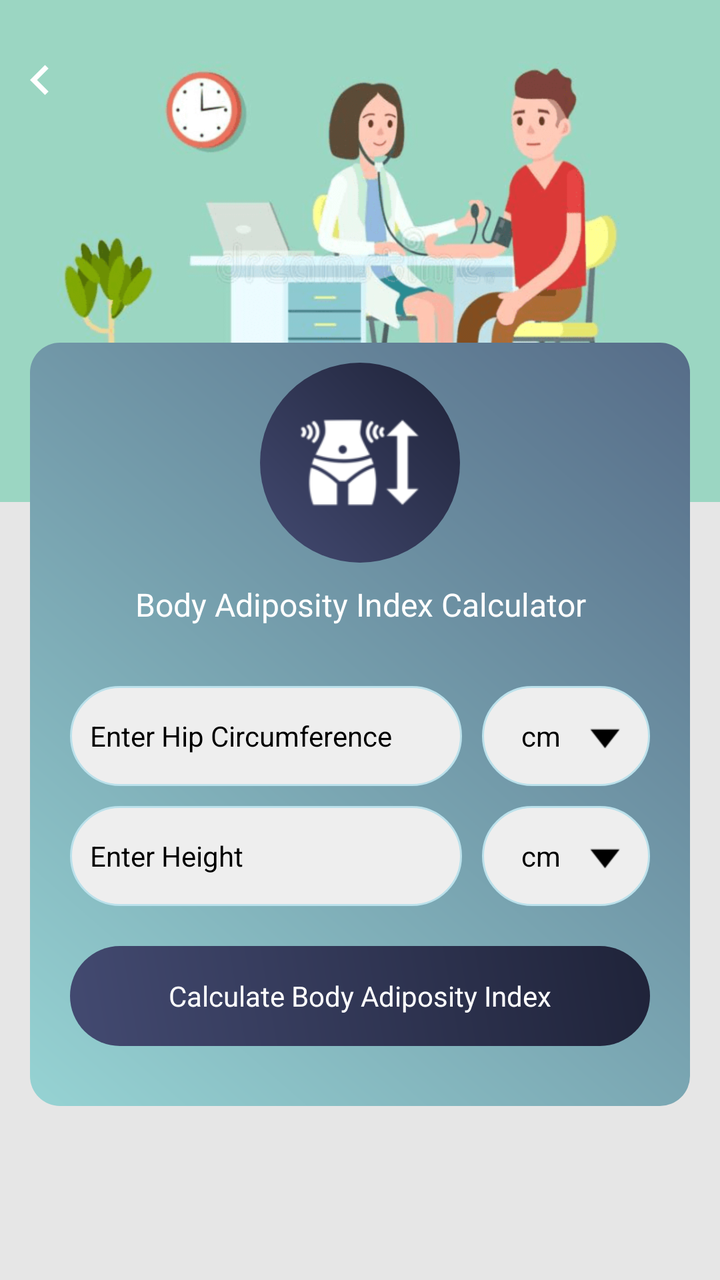
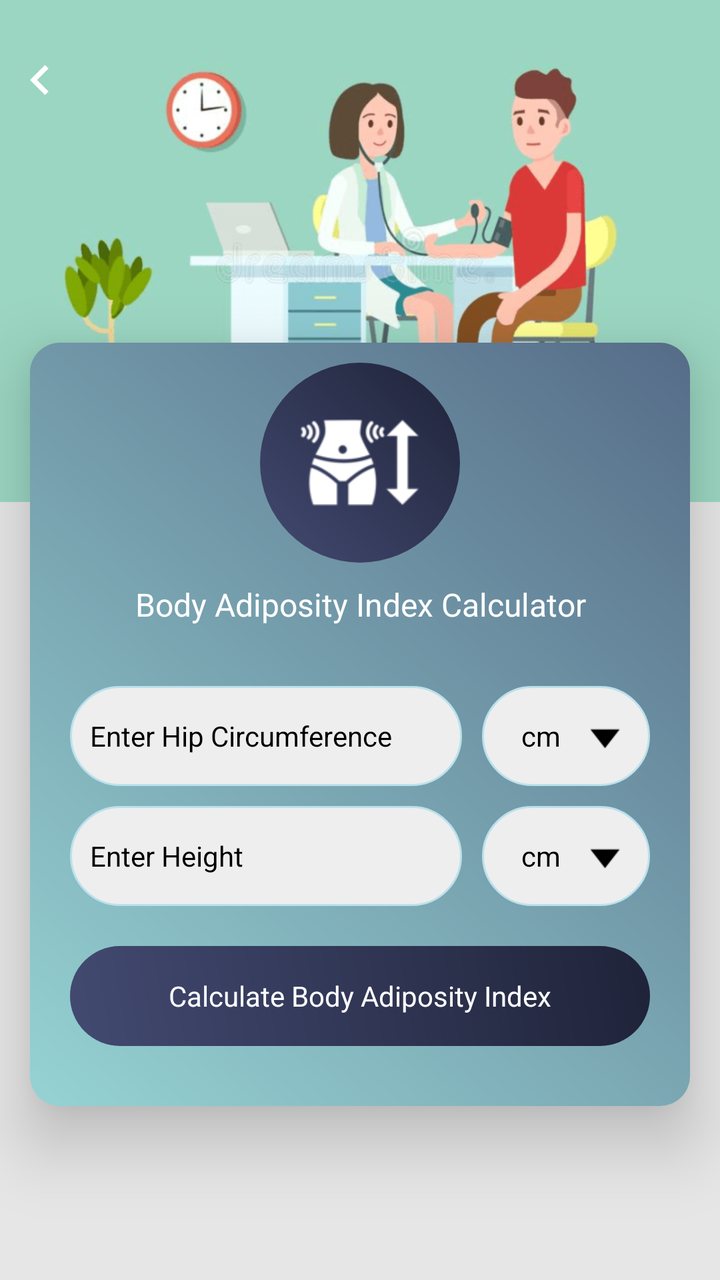

Before-and-after screenshots of an Android layout around one commit, followed by the original layout XML and the change that was made.
<!-- AndroidManifest.xml: application theme AppTheme -->
<!-- res/layout/body_adopisity_index.xml -->
<?xml version="1.0" encoding="utf-8"?>
<RelativeLayout xmlns:android="http://schemas.android.com/apk/res/android"
    xmlns:aapt="http://schemas.android.com/aapt"
    xmlns:app="http://schemas.android.com/apk/res-auto"
    android:layout_width="match_parent"
    android:layout_height="match_parent"
    android:background="@color/gray_color"
    android:orientation="vertical">



    <RelativeLayout
        android:id="@+id/banner"
        android:layout_width="match_parent"
        android:layout_height="wrap_content"
        android:background="@mipmap/calculator_banner_2">

    </RelativeLayout>
    <ImageView
        android:id="@+id/iv_back"
        android:layout_width="40dp"
        android:layout_height="40dp"
        android:layout_alignParentLeft="true"
        android:layout_alignParentTop="true"
        android:layout_marginTop="20dp"
        android:padding="5dp"
        android:src="@drawable/ic_chevron_left_white_24dp" />



    <LinearLayout
        android:id="@+id/cardviewone"
        android:layout_marginBottom="60dp"
        android:layout_width="match_parent"
        android:layout_height="wrap_content"
        android:layout_marginLeft="@dimen/text_15"
        android:layout_below="@+id/banner"
        android:layout_marginTop="-80dp"
        android:layout_marginRight="@dimen/text_15"
        android:orientation="horizontal"
        android:background="@drawable/a2_grad_black"
        app:cardElevation="20dip">



    <ScrollView
        android:layout_width="match_parent"
        android:layout_height="wrap_content"
        android:layout_above="@+id/normal_ad_include"
        android:layout_below="@+id/tv_body_adopisity_index">

        <LinearLayout
            android:layout_width="match_parent"
            android:layout_height="wrap_content"
            android:layout_marginBottom="10dp"
            android:orientation="vertical">


            <RelativeLayout
                android:layout_width="match_parent"
                android:layout_above="@+id/cardviewone"
                android:layout_marginTop="10dp"

                android:layout_height="wrap_content">
                <RelativeLayout
                    android:id="@+id/rel12"
                    android:layout_width="100dp"
                    android:layout_centerInParent="true"
                    android:background="@drawable/a3_grad"
                    android:layout_height="100dp">

                    <ImageView
                        android:id="@+id/iv_body_adopisity_index"
                        android:layout_width="60dp"
                        android:layout_height="60dp"
                        android:layout_centerHorizontal="true"
                        android:layout_centerInParent="true"
                        android:src="@drawable/img_body_adiposity_index" />
                </RelativeLayout>
            </RelativeLayout>


            <TextView
                android:id="@+id/tv_body_adopisity_index"
                android:layout_width="match_parent"
                android:layout_height="wrap_content"
                android:layout_below="@+id/rel12"
                android:textAlignment="center"
                android:layout_centerHorizontal="true"
                android:layout_margin="10dp"
                android:text="@string/bai_title"
                android:textColor="@color/white"
                android:textSize="@dimen/textsize_16" />

            <LinearLayout
                android:id="@+id/ll_bmi"
                android:layout_width="match_parent"
                android:layout_height="wrap_content"
                android:layout_centerInParent="true"
                android:layout_margin="20dp"
                android:orientation="vertical">

                <LinearLayout
                    android:layout_width="match_parent"
                    android:layout_height="wrap_content"
                    android:layout_centerInParent="true"
                    android:orientation="horizontal"
                    android:weightSum="10">

                    <EditText
                        android:id="@+id/et_weight"
                        android:layout_width="0dp"
                        android:layout_height="50dp"
                        android:layout_weight="7"
                        android:background="@drawable/corner2"
                        android:hint="@string/enter_hip"
                        android:imeOptions="actionPrevious"
                        android:inputType="numberDecimal"
                        android:paddingLeft="10dp"
                        android:textColor="@color/black"
                        android:textColorHint="@color/black"
                        android:textSize="@dimen/textsize_14" />

                    <TextView
                        android:id="@+id/tv_weightunit"
                        android:layout_width="0dp"
                        android:layout_height="match_parent"
                        android:layout_marginLeft="10dp"
                        android:layout_weight="3"
                        android:background="@drawable/corner2"
                        android:drawableRight="@mipmap/down"
                        android:gravity="center"
                        android:padding="10dp"
                        android:paddingLeft="10dp"
                        android:text="@string/cm"
                        android:textColor="@color/black"
                        android:textColorHint="@color/black"
                        android:textSize="@dimen/textsize_14" />
                </LinearLayout>

                <LinearLayout
                    android:layout_width="match_parent"
                    android:layout_height="wrap_content"
                    android:layout_centerInParent="true"
                    android:layout_marginTop="10dp"
                    android:orientation="horizontal"
                    android:weightSum="10">

                    <EditText
                        android:id="@+id/et_height"
                        android:layout_width="0dp"
                        android:layout_height="50dp"
                        android:layout_weight="7"
                        android:background="@drawable/corner2"
                        android:hint="@string/Enter_Height"
                        android:imeOptions="actionPrevious"
                        android:inputType="numberDecimal"
                        android:paddingLeft="10dp"
                        android:textColor="@color/black"
                        android:textColorHint="@color/black"
                        android:textSize="@dimen/textsize_14" />

                    <TextView
                        android:id="@+id/tv_heightunit"
                        android:layout_width="0dp"
                        android:layout_height="match_parent"
                        android:layout_marginLeft="10dp"
                        android:layout_weight="3"
                        android:background="@drawable/corner2"
                        android:drawableRight="@mipmap/down"
                        android:gravity="center"
                        android:padding="10dp"
                        android:paddingLeft="10dp"
                        android:text="@string/cm"
                        android:textColor="@color/black"
                        android:textColorHint="@color/black"
                        android:textSize="@dimen/textsize_14" />
                </LinearLayout>

                <TextView
                    android:id="@+id/tv_search_bai"
                    android:layout_width="match_parent"
                    android:layout_height="50dp"
                    android:layout_marginTop="20dp"
                    android:background="@drawable/a3_grad"
                    android:gravity="center"
                    android:text="@string/cal_title"
                    android:textColor="@color/white"
                    android:textColorHint="@color/white"
                    android:textSize="@dimen/textsize_14" />
            </LinearLayout>
        </LinearLayout>
    </ScrollView>
    </LinearLayout>
    <LinearLayout
        android:id="@+id/normal_ad_include"
        android:layout_width="match_parent"
        android:layout_height="wrap_content"
        android:orientation="vertical"
        android:gravity="center"
        android:layout_alignParentBottom="true"/>
</RelativeLayout>
<!-- resources referenced by this layout -->
<resources>
  <color name="black">#000000</color>
  <color name="gray_color">#E6E6E6</color>
  <color name="white">#ffffff</color>
  <dimen name="text_15">15sp</dimen>
  <dimen name="textsize_14">14sp</dimen>
  <dimen name="textsize_16">16sp</dimen>
  <!-- drawable a2_grad_black (drawable) -->
  <?xml version="1.0" encoding="utf-8"?>
  <shape xmlns:android="http://schemas.android.com/apk/res/android">
      <gradient
          android:angle="225"
          android:endColor="#96D3D3"
          android:startColor="#566C88" />
  
      <corners android:radius="15dp"/>
  
  </shape>
  <!-- drawable a3_grad (drawable) -->
  <?xml version="1.0" encoding="utf-8"?>
  <shape xmlns:android="http://schemas.android.com/apk/res/android">
  <gradient
      android:angle="225"
      android:endColor="#434A71"
      android:startColor="#1F2339" />
  
  <corners android:radius="200dp"/>
  
  </shape>
  <!-- drawable corner2 (drawable) -->
  <?xml version="1.0" encoding="utf-8"?>
  <shape xmlns:android="http://schemas.android.com/apk/res/android"
      android:shape="rectangle">
  
  
      <stroke
          android:width="1dp"
          android:color="#BBE1EB"/>
  
      <corners android:radius="200dp"/>
  
      <solid
          android:color="#EEEEEE"/>
  
  </shape>
  <!-- drawable ic_chevron_left_white_24dp (drawable) -->
  <vector android:height="24dp" android:tint="#FFFFFF"
      android:viewportHeight="24" android:viewportWidth="24"
      android:width="24dp" xmlns:android="http://schemas.android.com/apk/res/android">
      <path android:fillColor="@android:color/white" android:pathData="M15.41,7.41L14,6l-6,6 6,6 1.41,-1.41L10.83,12z"/>
  </vector>
  <!-- drawable img_body_adiposity_index: png bitmap (drawable, 2631 bytes) -->
  <!-- mipmap calculator_banner_2: png bitmap (mipmap-xhdpi, 70074 bytes) -->
  <!-- mipmap down: png bitmap (mipmap-xhdpi, 325 bytes) -->
  <string name="Enter_Height">Enter Height</string>
  <string name="bai_title">Body Adiposity Index Calculator</string>
  <string name="cal_title">Calculate Body Adiposity Index</string>
  <string name="cm">cm</string>
  <string name="enter_hip">Enter Hip Circumference</string>
  <style name="AppTheme" parent="Theme.AppCompat.Light.DarkActionBar">
          
          <item name="colorPrimary">@color/colorPrimary</item>
          <item name="colorPrimaryDark">@color/colorPrimaryDark</item>
          <item name="colorAccent">@color/colorAccent</item>
      </style>
  <color name="colorPrimary">#434A71</color>
  <color name="colorPrimaryDark">#1F2339</color>
  <color name="colorAccent">#1F2339</color>
</resources>

<!-- the commit's change to res/layout/body_adopisity_index.xml (unified diff, before → after) -->
@@ -39,7 +39,7 @@
         android:layout_marginRight="@dimen/text_15"
         android:orientation="horizontal"
         android:background="@drawable/a2_grad_black"
-        app:cardElevation="20dip">
+        android:elevation="20dp">
 
 
 
